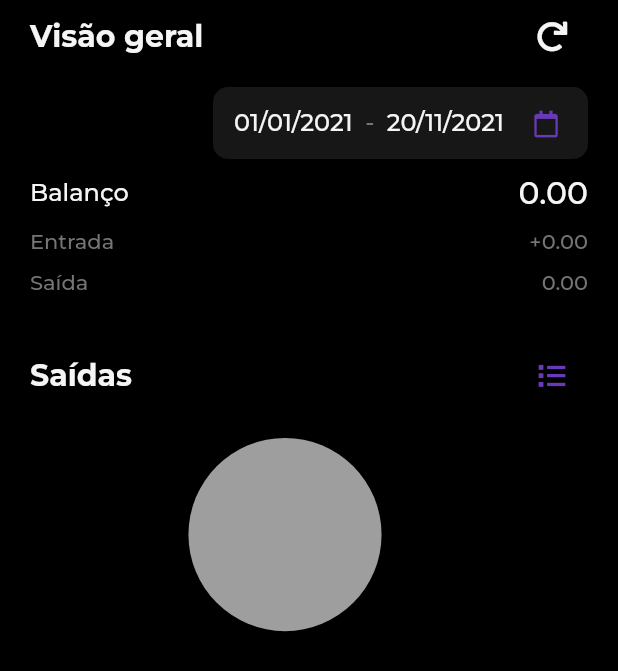
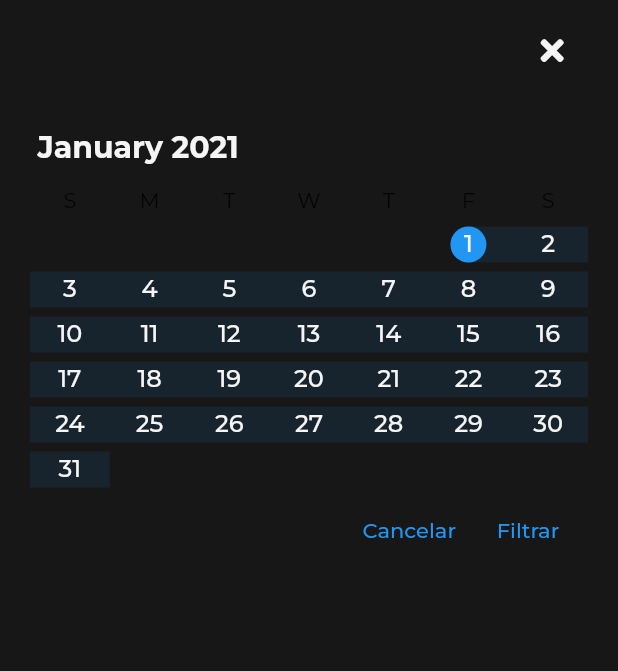
Before and after one commit to LucasPitol/waste, a Flutter app: the OverviewComponent widget shown alone on an empty page, opened directly, after a tap on an icon or button, on a phone screen of 412 x 824 dp. Shown: the top 671 px of the screen. Run offline on Flutter 3.47's test engine with Material 2 defaults, Android fonts, the light colour scheme and no system bars; drawn by our look-alikes of pie_chart, syncfusion_flutter_datepicker; our stand-ins replace cloud_firestore, currency_text_input_formatter, firebase_core, flutter_masked_text, flutter_multi_formatter, flutter_phoenix and 6 more; accounts and stored records are empty.

Commit message:
Visão geral

```diff
--- /dev/null
+++ b/meudin_app/lib/pages/overview/calendar_range_component.dart
@@ -0,0 +1,110 @@
+import 'package:flutter/material.dart';
+import 'package:font_awesome_flutter/font_awesome_flutter.dart';
+import 'package:meudin_app/utils/styles.dart';
+import 'package:syncfusion_flutter_datepicker/datepicker.dart';
+
+class CalendarRangeComponent extends StatefulWidget {
+  final DateTime previousStartDate;
+  final DateTime previousEndDate;
+  final Function functionHandler;
+  final Function demissCalendar;
+
+  CalendarRangeComponent(
+      {required this.previousStartDate,
+      required this.previousEndDate,
+      required this.functionHandler,
+      required this.demissCalendar});
+
+  @override
+  _CalendarRangeComponentState createState() => _CalendarRangeComponentState(
+      previousStartDate, previousEndDate, functionHandler, demissCalendar);
+}
+
+class _CalendarRangeComponentState extends State<CalendarRangeComponent> {
+  final DateTime previousStartDate;
+  final DateTime previousEndDate;
+  final Function functionHandler;
+  final Function demissCalendar;
+
+  final DateTime now = DateTime.now();
+  DateRangePickerController _dateRangePickerController =
+      DateRangePickerController();
+
+  late DateTime startDate;
+  late DateTime endDate;
+
+  _CalendarRangeComponentState(this.previousStartDate, this.previousEndDate,
+      this.functionHandler, this.demissCalendar) {
+    startDate = previousStartDate;
+    endDate = previousEndDate;
+  }
+
+  _goBack() {
+    demissCalendar();
+  }
+
+  _selectDateRange(Object selectedRange) {
+    DateTime? startDateTemp =
+        _dateRangePickerController.selectedRange!.startDate;
+    DateTime? endDateTemp = _dateRangePickerController.selectedRange!.endDate;
+
+    if (startDateTemp != null && endDateTemp != null) {
+      startDate = startDateTemp;
+      endDate = endDateTemp;
+
+      List<DateTime> rangeList = [startDate, endDate];
+
+      functionHandler(rangeList);
+    }
+  }
+
+  @override
+  Widget build(BuildContext context) {
+    return Container(
+      color: Styles.cardColor,
+      child: Column(
+        children: [
+          Container(
+            alignment: Alignment.topRight,
+            margin: const EdgeInsets.only(top: 10, right: 20),
+            child: IconButton(
+              onPressed: () {
+                _goBack();
+              },
+              icon: FaIcon(
+                FontAwesomeIcons.times,
+                color: Styles.mainTextColor,
+                size: 22,
+              ),
+            ),
+          ),
+          Container(
+            margin: const EdgeInsets.symmetric(horizontal: 20, vertical: 20),
+            child: SfDateRangePicker(
+              view: DateRangePickerView.month,
+              backgroundColor: Styles.cardColor,
+              controller: _dateRangePickerController,
+              confirmText: 'Filtrar',
+              initialDisplayDate: startDate,
+              cancelText: 'Cancelar',
+              allowViewNavigation: true,
+              rangeTextStyle: Styles.montText,
+              selectionTextStyle: Styles.montText,
+              headerStyle: DateRangePickerHeaderStyle(
+                textStyle: Styles.montTextTitle,
+              ),
+              // initialSelectedDates: [this._startDate, this._endDate],
+              minDate: DateTime(2018, 01, 01),
+              maxDate: DateTime(now.year, now.month, now.day),
+              initialSelectedRange: PickerDateRange(startDate, endDate),
+              selectionMode: DateRangePickerSelectionMode.range,
+              showActionButtons: true,
+              onSubmit: _selectDateRange,
+              onCancel: _goBack,
+            ),
+          ),
+        ],
+      ),
+    );
+  }
+}
--- a/meudin_app/lib/pages/overview/overview_component.dart
+++ b/meudin_app/lib/pages/overview/overview_component.dart
@@ -9,6 +9,7 @@ import 'package:meudin_app/utils/styles.dart';
 import 'package:meudin_app/utils/utils.dart';
 import 'package:pie_chart/pie_chart.dart';
 
+import 'calendar_range_component.dart';
 import 'spending_category_list_bottom_sheet_widget.dart';
 
 class OverviewComponent extends StatefulWidget {
@@ -20,6 +21,7 @@ class OverviewComponent extends StatefulWidget {
 
 class OverviewComponentState extends State<OverviewComponent> {
   bool _loading = false;
+  bool _isShowingCalendar = false;
   late OverviewPageDto _overviewPageDto;
   late TransactionService _transactionService;
   late DateTime startDate;
@@ -117,7 +119,7 @@ class OverviewComponentState extends State<OverviewComponent> {
                     child: Container(
                       // alignment: Alignment.topRight,
                       decoration: Styles.cardDecoration,
-                      width: 250,
+                      width: 270,
                       child: Row(
                         mainAxisAlignment: MainAxisAlignment.spaceEvenly,
                         children: [
@@ -143,7 +145,7 @@ class OverviewComponentState extends State<OverviewComponent> {
                               size: 18,
                             ),
                             onPressed: () {
-                              updatePageData();
+                              showCalendar();
                             },
                           ),
                         ],
@@ -211,6 +213,23 @@ class OverviewComponentState extends State<OverviewComponent> {
           );
   }
 
+  showCalendar() {
+    setState(() {
+      _isShowingCalendar = !_isShowingCalendar;
+    });
+  }
+
+  selectDateRange(List<DateTime>? dates) async {
+    showCalendar();
+
+    if (dates != null && dates.isNotEmpty) {
+      startDate = dates[0];
+      endDate = dates[1];
+
+      updatePageData();
+    }
+  }
+
   _showSpendingCategoryListBottomSheet() {
     showModalBottomSheet(
         context: context,
@@ -251,7 +270,8 @@ class OverviewComponentState extends State<OverviewComponent> {
                     ],
                   ),
                 ),
-                Container(
+                _overviewPageDto.pieChartDataMap.isNotEmpty
+                    ? Container(
                         margin: const EdgeInsets.symmetric(horizontal: 20),
                         child: PieChart(
                           dataMap: _overviewPageDto.pieChartDataMap,
@@ -280,6 +300,15 @@ class OverviewComponentState extends State<OverviewComponent> {
                           // gradientList: ---To add gradient colors---
                           // emptyColorGradient: ---Empty Color gradient---
                         ),
+                      )
+                    : Container(
+                        margin: const EdgeInsets.symmetric(
+                            horizontal: 20, vertical: 10),
+                        alignment: Alignment.topCenter,
+                        child: Text(
+                          'Sem informações de gastos',
+                          style: Styles.montTextGrey,
+                        ),
                       ),
               ],
             ),
@@ -299,6 +328,14 @@ class OverviewComponentState extends State<OverviewComponent> {
             ],
           ),
         ),
+        _isShowingCalendar
+            ? CalendarRangeComponent(
+                previousStartDate: startDate,
+                previousEndDate: endDate,
+                functionHandler: selectDateRange,
+                demissCalendar: showCalendar,
+              )
+            : Container(),
         _loading ? Center(child: LoadingWidget()) : Container(),
       ],
     );
--- a/meudin_app/lib/pages/overview/spending_category_list_bottom_sheet_widget.dart
+++ b/meudin_app/lib/pages/overview/spending_category_list_bottom_sheet_widget.dart
@@ -77,11 +77,21 @@ class _SpendingCategoryListSheetWidgetState
               size: 50,
             ),
           ),
-          SingleChildScrollView(
+          spendsByCategoryMap.isNotEmpty
+              ? SingleChildScrollView(
                   child: Column(
                     children: spendsByCategoryMap.entries
                         .map((e) => _buildTile(e))
                         .toList(),
+                  ),
+                )
+              : Container(
+                  margin:
+                      const EdgeInsets.symmetric(horizontal: 20, vertical: 10),
+                  alignment: Alignment.topCenter,
+                  child: Text(
+                    'Sem informações de gastos',
+                    style: Styles.montTextGrey,
                   ),
                 ),
         ],
--- a/meudin_app/pubspec.yaml
+++ b/meudin_app/pubspec.yaml
@@ -42,6 +42,7 @@ dependencies:
   url_launcher: ^6.0.12
   package_info: ^2.0.2
   pie_chart: ^5.1.0
+  syncfusion_flutter_datepicker: ^19.3.54
 
   # The following adds the Cupertino Icons font to your application.
   # Use with the CupertinoIcons class for iOS style icons.
```
Also changed, not shown: meudin_app/pubspec.lock. Lines whose indentation alone changed are shown as unchanged.
